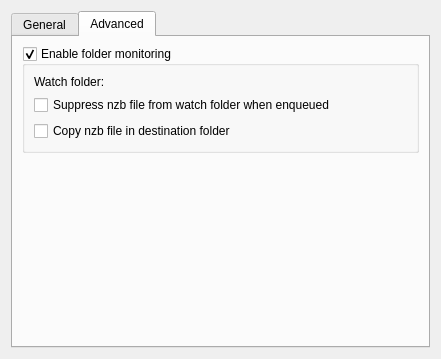
Old version of the form src/preferences/preferencesgeneral.ui in the repository KDE/kwooty.
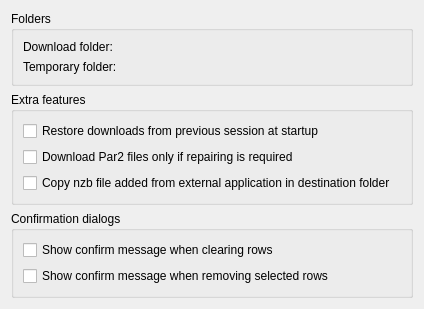
New version of the form. The open tabs and pages were chosen to show the change. Custom widgets are drawn as their Qt base class.

Commit message: kcfg_watchFolder removed

Diff of the .ui file:
```diff
--- a/src/preferences/preferencesgeneral.ui
+++ b/src/preferences/preferencesgeneral.ui
@@ -6,8 +6,8 @@
    <rect>
     <x>0</x>
     <y>0</y>
-    <width>410</width>
-    <height>359</height>
+    <width>424</width>
+    <height>280</height>
    </rect>
   </property>
   <property name="toolTip">
@@ -15,16 +15,6 @@
   </property>
   <layout class="QGridLayout" name="gridLayout_4">
    <item row="0" column="0">
-    <widget class="QTabWidget" name="tabWidget">
-     <property name="currentIndex">
-      <number>0</number>
-     </property>
-     <widget class="QWidget" name="generalTab">
-      <attribute name="title">
-       <string>General</string>
-      </attribute>
-      <layout class="QGridLayout" name="gridLayout_5">
-       <item row="0" column="0">
         <widget class="QGroupBox" name="groupBoxFolder">
          <property name="title">
           <string>Folders</string>
@@ -149,86 +139,10 @@
          <property name="sizeHint" stdset="0">
           <size>
            <width>382</width>
-           <height>0</height>
+       <height>1</height>
           </size>
          </property>
         </spacer>
-       </item>
-      </layout>
-     </widget>
-     <widget class="QWidget" name="advancedTab">
-      <attribute name="title">
-       <string>Advanced</string>
-      </attribute>
-      <layout class="QVBoxLayout" name="verticalLayout_2">
-       <item>
-        <widget class="QGroupBox" name="kcfg_groupBoxWatch">
-         <property name="title">
-          <string>Enable folder monitoring</string>
-         </property>
-         <property name="checkable">
-          <bool>true</bool>
-         </property>
-         <layout class="QGridLayout" name="gridLayout_6">
-          <item row="0" column="0">
-           <widget class="QLabel" name="labelWatchFolder">
-            <property name="text">
-             <string>Watch folder: </string>
-            </property>
-           </widget>
-          </item>
-          <item row="0" column="1">
-           <widget class="KUrlRequester" name="kcfg_watchFolder">
-            <property name="toolTip">
-             <string>Set watch folder</string>
-            </property>
-            <property name="filter">
-             <string notr="true"/>
-            </property>
-            <property name="clickMessage">
-             <string notr="true"/>
-            </property>
-           </widget>
-          </item>
-          <item row="1" column="0" colspan="2">
-           <widget class="QCheckBox" name="kcfg_suppressNzbFromWatch">
-            <property name="toolTip">
-             <string>Suppress nzb file from watch folder when enqueued</string>
-            </property>
-            <property name="text">
-             <string>Suppress nzb file from watch folder when enqueued</string>
-            </property>
-           </widget>
-          </item>
-          <item row="2" column="0" colspan="2">
-           <widget class="QCheckBox" name="kcfg_copyNzbFromWatch">
-            <property name="toolTip">
-             <string>Copy nzb file in destination folder</string>
-            </property>
-            <property name="text">
-             <string>Copy nzb file in destination folder</string>
-            </property>
-           </widget>
-          </item>
-         </layout>
-        </widget>
-       </item>
-       <item>
-        <spacer name="verticalSpacer">
-         <property name="orientation">
-          <enum>Qt::Vertical</enum>
-         </property>
-         <property name="sizeHint" stdset="0">
-          <size>
-           <width>20</width>
-           <height>0</height>
-          </size>
-         </property>
-        </spacer>
-       </item>
-      </layout>
-     </widget>
-    </widget>
    </item>
   </layout>
  </widget>
```
Left out of the diff: 8 changed lines with no effect on the pictures. Lines whose indentation alone changed are shown as unchanged.
